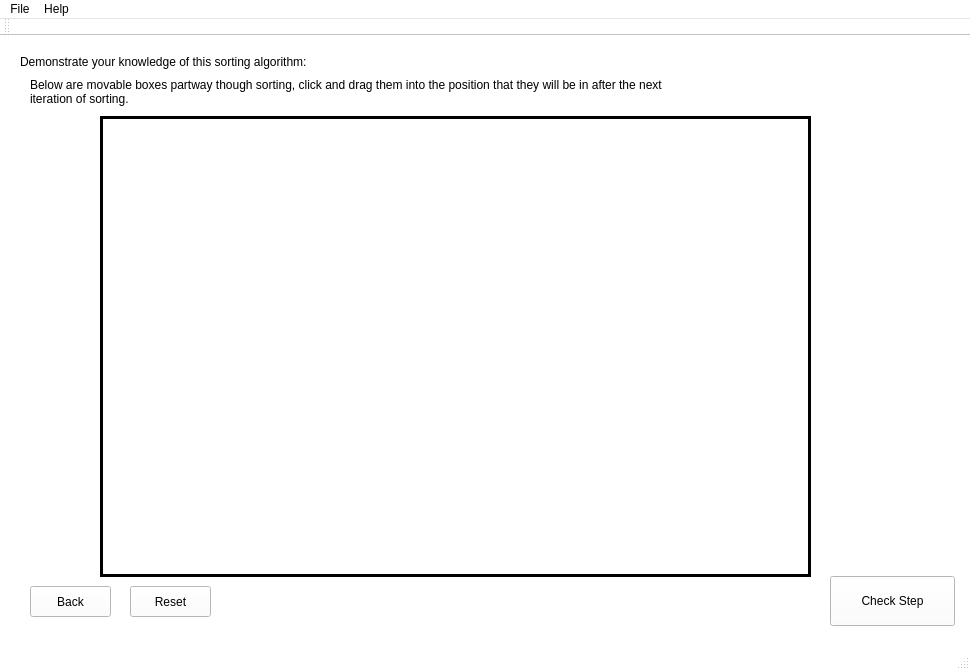
Old version of the form mainwindow.ui in the repository JonWiggins/SortingAlgorithmGame.
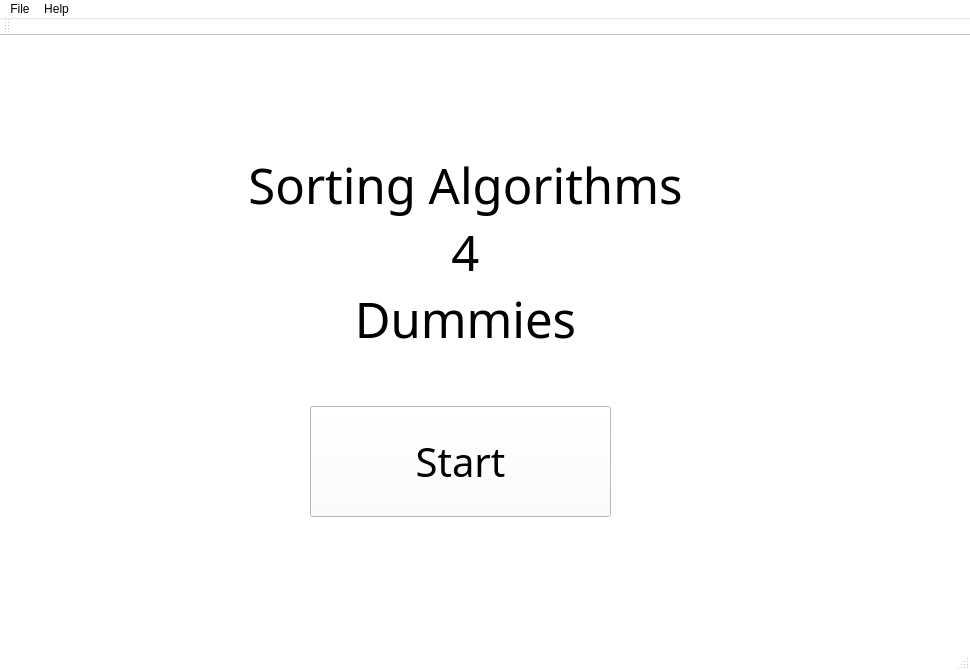
New version of the form.

Commit message: added a title screen and made click boxes for the squares smaller

Patch:
```diff
--- a/mainwindow.ui
+++ b/mainwindow.ui
@@ -860,8 +860,66 @@
      <bool>true</bool>
     </property>
     <property name="currentIndex">
-     <number>2</number>
+     <number>0</number>
     </property>
+    <widget class="QWidget" name="StartSceen">
+     <widget class="QLabel" name="FallingBoxes">
+      <property name="geometry">
+       <rect>
+        <x>-10</x>
+        <y>0</y>
+        <width>961</width>
+        <height>631</height>
+       </rect>
+      </property>
+      <property name="text">
+       <string/>
+      </property>
+     </widget>
+     <widget class="QLabel" name="Title">
+      <property name="geometry">
+       <rect>
+        <x>200</x>
+        <y>90</y>
+        <width>511</width>
+        <height>251</height>
+       </rect>
+      </property>
+      <property name="font">
+       <font>
+        <family>Manjari</family>
+        <pointsize>37</pointsize>
+       </font>
+      </property>
+      <property name="text">
+       <string>Sorting Algorithms
+4
+Dummies</string>
+      </property>
+      <property name="alignment">
+       <set>Qt::AlignCenter</set>
+      </property>
+     </widget>
+     <widget class="QPushButton" name="Startbutton">
+      <property name="geometry">
+       <rect>
+        <x>300</x>
+        <y>370</y>
+        <width>301</width>
+        <height>111</height>
+       </rect>
+      </property>
+      <property name="font">
+       <font>
+        <family>Manjari</family>
+        <pointsize>30</pointsize>
+       </font>
+      </property>
+      <property name="text">
+       <string>Start</string>
+      </property>
+     </widget>
+    </widget>
     <widget class="QWidget" name="HomePage">
      <widget class="QPushButton" name="mergeButton">
       <property name="geometry">
```
The commit also changes 3 other files.
